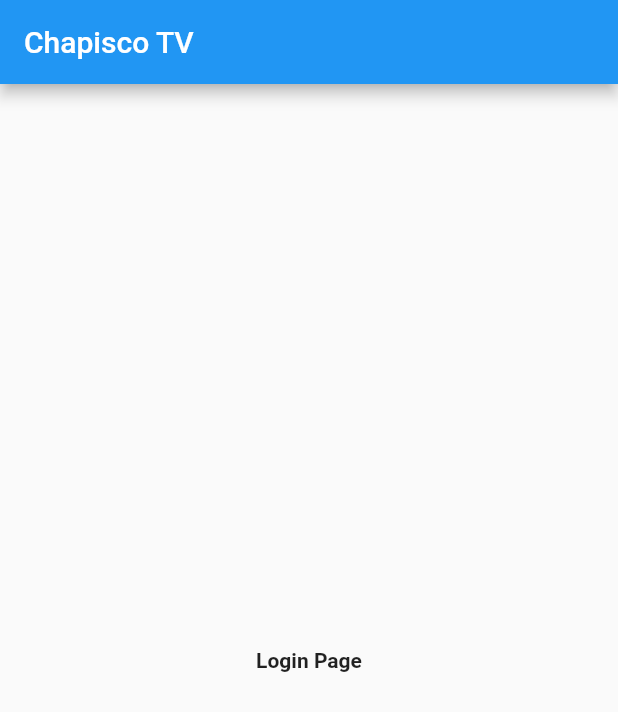
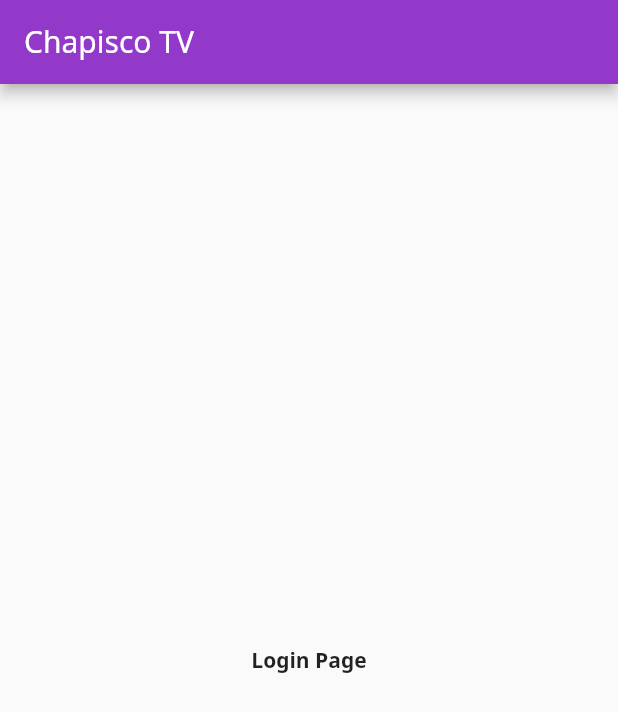
Before and after one commit to r0drigobenicio/chapisco-tv, a Flutter app: the screen it shows after launch, on a phone screen of 412 x 824 dp. Shown: the top 712 px of the screen. Run offline on Flutter 3.47's test engine with Material 2 defaults, Android fonts, the phone set to English and light mode, and no system bars.

Commit message:
add custom theme

```diff
--- /dev/null
+++ b/lib/core/theme/app_colors.dart
@@ -0,0 +1,26 @@
+import 'package:flutter/material.dart';
+
+class AppColors {
+  static const MaterialColor primaryColor = MaterialColor(
+    _primaryColorValue,
+    <int, Color>{
+      50: Color(_primaryColorValue),
+      100: Color(_primaryColorValue),
+      200: Color(_primaryColorValue),
+      300: Color(_primaryColorValue),
+      400: Color(_primaryColorValue),
+      500: Color(_primaryColorValue),
+      600: Color(_primaryColorValue),
+      700: Color(_primaryColorValue),
+      800: Color(_primaryColorValue),
+      900: Color(_primaryColorValue),
+    },
+  );
+  static const int _primaryColorValue = 0XFF9239C9;
+
+  static const Color backgroundColor = Color(0XFF11011C);
+  static const Color whiteColor = Color(0XFFFFFFFF);
+  static const Color blackColor = Color(0XFF000000);
+  static const Color grayColor = Color(0XFF897A93);
+  static const Color inputBackgroundColor = Color(0XFF261B2F);
+}
--- /dev/null
+++ b/lib/core/theme/app_theme.dart
@@ -0,0 +1,10 @@
+import 'package:flutter/material.dart';
+
+import 'app_colors.dart';
+
+class AppTheme {
+  static ThemeData get theme => ThemeData(
+    fontFamily: 'Noto Sans',
+    primarySwatch: AppColors.primaryColor
+  );
+}
--- a/lib/main.dart
+++ b/lib/main.dart
@@ -1,5 +1,6 @@
 import 'package:flutter/material.dart';
 
+import 'package:chapisco_tv/core/theme/app_theme.dart';
 import 'package:chapisco_tv/views/login/login_page.dart';
 
 void main() {
@@ -13,9 +14,7 @@ class MyApp extends StatelessWidget {
   Widget build(BuildContext context) {
     return MaterialApp(
       title: 'Chapisco TV',
-      theme: ThemeData(
-        primarySwatch: Colors.blue,
-      ),
+      theme: AppTheme.theme,
       home: const LoginPage(),
       debugShowCheckedModeBanner: false,
     );
```
